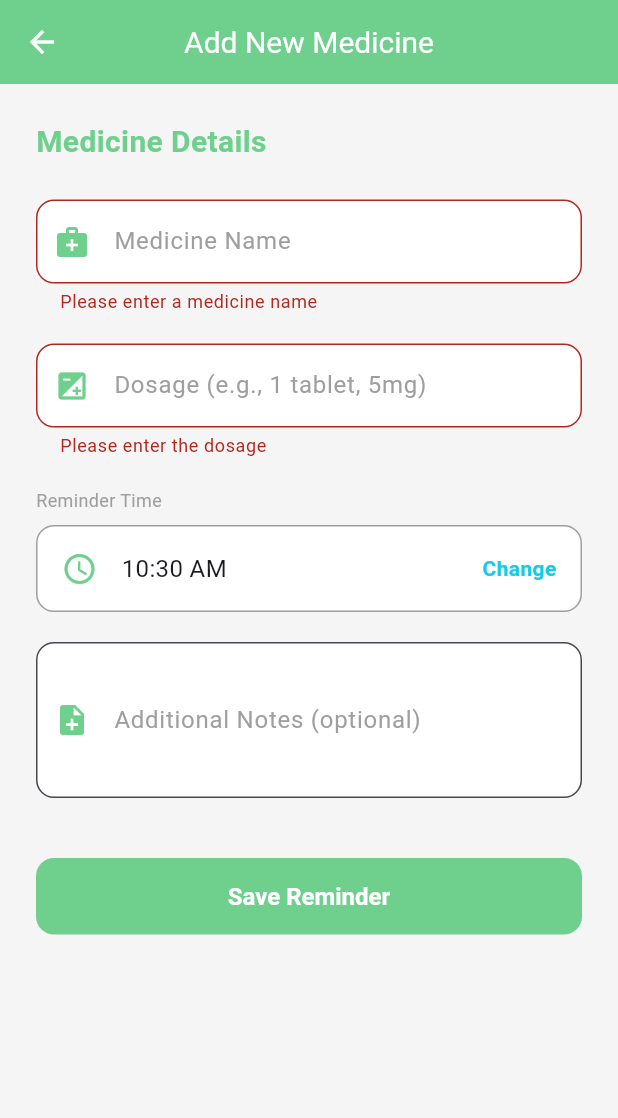
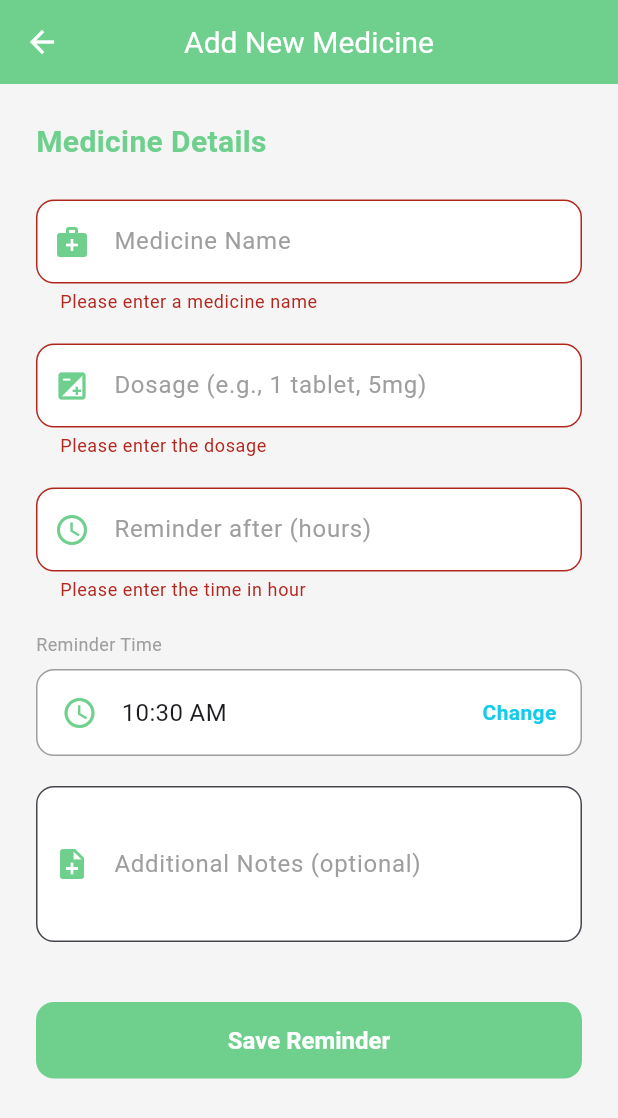
Before and after one commit to Rakib911Hossan/MedHub, a Flutter app: the AddMedicineReminder screen opened directly, after a tap on "Save Reminder", on a phone screen of 412 x 824 dp. Shown: the top 1118 px of the screen. Run offline on Flutter 3.47's test engine with Material 3 defaults, Android fonts, the phone set to English and light mode, and no system bars; our stand-ins replace badges, cloud_firestore, firebase_auth, firebase_core, flutter_local_notifications, image_picker and 1 more; accounts and stored records are empty.

```diff
--- a/lib/reminder/add_medicine_remindr.dart
+++ b/lib/reminder/add_medicine_remindr.dart
@@ -3,6 +3,7 @@ import 'dart:math';
 import 'package:flutter/material.dart';
 import 'package:cloud_firestore/cloud_firestore.dart';
 import 'package:firebase_auth/firebase_auth.dart';
+import 'package:new_project/reminder/notification.dart';
 
 class AddMedicineReminder extends StatefulWidget {
   const AddMedicineReminder({super.key});
@@ -21,6 +22,13 @@ class _AddMedicineScreenState extends State<AddMedicineReminder> {
   String _dosage = '';
   TimeOfDay _time = TimeOfDay.now();
   String _notes = '';
+  int _timeInHour = 0;
+
+  @override
+  void initState() {
+    super.initState();
+    _fetchMedicineReminders();
+  }
 
   Future<void> _selectTime(BuildContext context) async {
     final TimeOfDay? picked = await showTimePicker(
@@ -46,6 +54,38 @@ class _AddMedicineScreenState extends State<AddMedicineReminder> {
       });
     }
   }
+
+  Future<void> _fetchMedicineReminders() async {
+    await NotificationService().init();
+
+    String userId = FirebaseAuth.instance.currentUser!.uid;
+
+    // Fetch the user's medicine reminders from Firestore
+    final remindersSnapshot =
+        await FirebaseFirestore.instance
+            .collection('user_info')
+            .doc(userId)
+            .collection('medicine_reminders')
+            .get();
+
+    if (remindersSnapshot.docs.isEmpty) {
+      debugPrint('No reminders found for the user');
+      return;
+    }
+
+    // Fetch the reminder IDs
+    List<String> reminderIds =
+        remindersSnapshot.docs.map((doc) => doc.id).toList();
+
+    // Schedule notifications for all reminders
+    for (String reminderId in reminderIds) {
+      await NotificationService().scheduleNotificationFromFirestore(
+        userId,
+        reminderId,
+      );
+    }
+  }
+
 String generateRandomMedicineId() {
   const prefix = 'RMD';
   const length = 8; // Number of digits after 'RMD'
@@ -74,6 +114,7 @@ String generateRandomMedicineId() {
     .add({
   'name': _medicineName,
   'dosage': _dosage,
+  'timeInHour': _timeInHour,
   'time': scheduledTime,
   'notes': _notes,
   'createdAt': FieldValue.serverTimestamp(),
@@ -130,6 +171,8 @@ _showSuccessDialog(context);
               const SizedBox(height: 20),
               _buildDosageField(),
               const SizedBox(height: 20),
+              _buildTimeInHourField(),
+              const SizedBox(height: 20),
               _buildTimePickerField(context),
               const SizedBox(height: 20),
               _buildNotesField(),
@@ -137,7 +180,11 @@ _showSuccessDialog(context);
               SizedBox(
                 width: double.infinity,
                 child: ElevatedButton(
-                  onPressed: _submitForm,
+                  onPressed: () async {
+                    // Call both functions inside the onPressed callback
+                    await _submitForm();
+                    // await _fetchMedicineReminders();
+                  },
                   style: ElevatedButton.styleFrom(
                     backgroundColor: const Color(0xFF6FD08E),
                     padding: const EdgeInsets.symmetric(vertical: 16),
@@ -228,6 +275,33 @@ void _showSuccessDialog(BuildContext context) {
         return null;
       },
       onSaved: (value) => _medicineName = value!,
+    );
+  }
+
+  Widget _buildTimeInHourField() {
+    return TextFormField(
+      decoration: InputDecoration(
+        labelText: 'Reminder after (hours)',
+        labelStyle: const TextStyle(color: Colors.grey),
+        prefixIcon: const Icon(Icons.access_time, color: Color(0xFF6FD08E)),
+        border: OutlineInputBorder(
+          borderRadius: BorderRadius.circular(12),
+          borderSide: const BorderSide(color: Colors.grey),
+        ),
+        focusedBorder: OutlineInputBorder(
+          borderRadius: BorderRadius.circular(12),
+          borderSide: const BorderSide(color: Color(0xFF6FD08E), width: 2),
+        ),
+        filled: true,
+        fillColor: Colors.white,
+      ),
+      validator: (value) {
+        if (value == null || value.isEmpty) {
+          return 'Please enter the time in hour';
+        }
+        return null;
+      },
+      onSaved: (value) => _timeInHour = int.parse(value!),
     );
   }
 
--- a/lib/reminder/edit_medicine_reminder.dart
+++ b/lib/reminder/edit_medicine_reminder.dart
@@ -34,6 +34,7 @@ class _EditMedicineReminderState extends State<EditMedicineReminder> {
   late String _dosage;
   late TimeOfDay _time;
   late String _notes;
+  late int _timeInHour;
 
   @override
   void initState() {
@@ -115,6 +116,7 @@ class _EditMedicineReminderState extends State<EditMedicineReminder> {
               .update({
                 'name': _medicineName,
                 'dosage': _dosage,
+                'timeInHour': _timeInHour,
                 'time': updatedTime,
                 'notes': _notes,
                 'updatedAt': FieldValue.serverTimestamp(),
@@ -165,6 +167,8 @@ class _EditMedicineReminderState extends State<EditMedicineReminder> {
               const SizedBox(height: 20),
               _buildDosageField(),
               const SizedBox(height: 20),
+               _buildTimeInHourField(),
+              const SizedBox(height: 20),
               _buildTimePickerField(context),
               const SizedBox(height: 20),
               _buildNotesField(),
@@ -175,7 +179,7 @@ class _EditMedicineReminderState extends State<EditMedicineReminder> {
                   onPressed: () async {
                     // Call both functions inside the onPressed callback
                     await _submitForm();
-                    await _fetchMedicineReminders();
+                    // await _fetchMedicineReminders();
                   },
                   style: ElevatedButton.styleFrom(
                     backgroundColor: const Color(0xFF6FD08E),
@@ -223,6 +227,16 @@ class _EditMedicineReminderState extends State<EditMedicineReminder> {
           (value) =>
               value == null || value.isEmpty ? 'Please enter the dosage' : null,
       onSaved: (value) => _dosage = value!,
+    );
+  }
+
+Widget _buildTimeInHourField() {
+    return TextFormField(
+      initialValue: _time.hour.toString(),
+      decoration: _inputDecoration('Reminder after (hours)', Icons.access_time),
+      validator: (value) =>
+          value == null || value.isEmpty ? 'Please enter the time' : null,
+      onSaved: (value) => _timeInHour = int.parse(value!),
     );
   }
 
```
